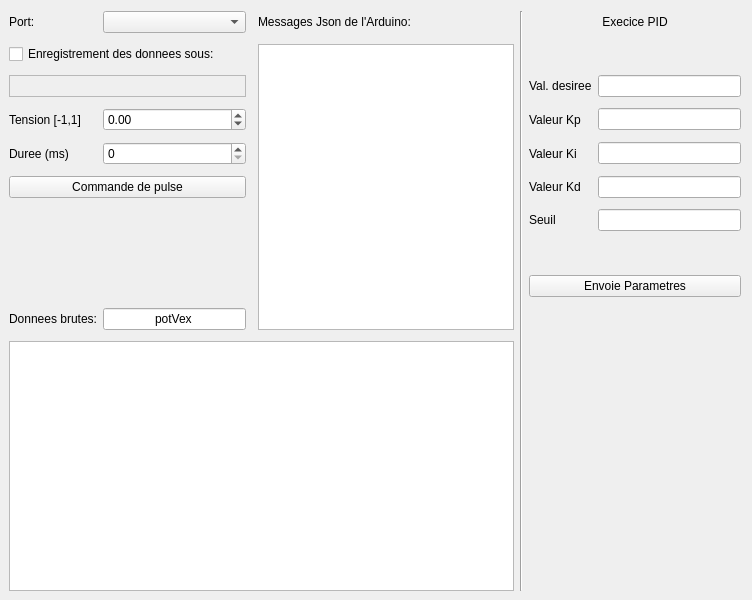
Qt form Qt/mainwindow.ui (frankgigeur/The_fir_swinger) before a commit.
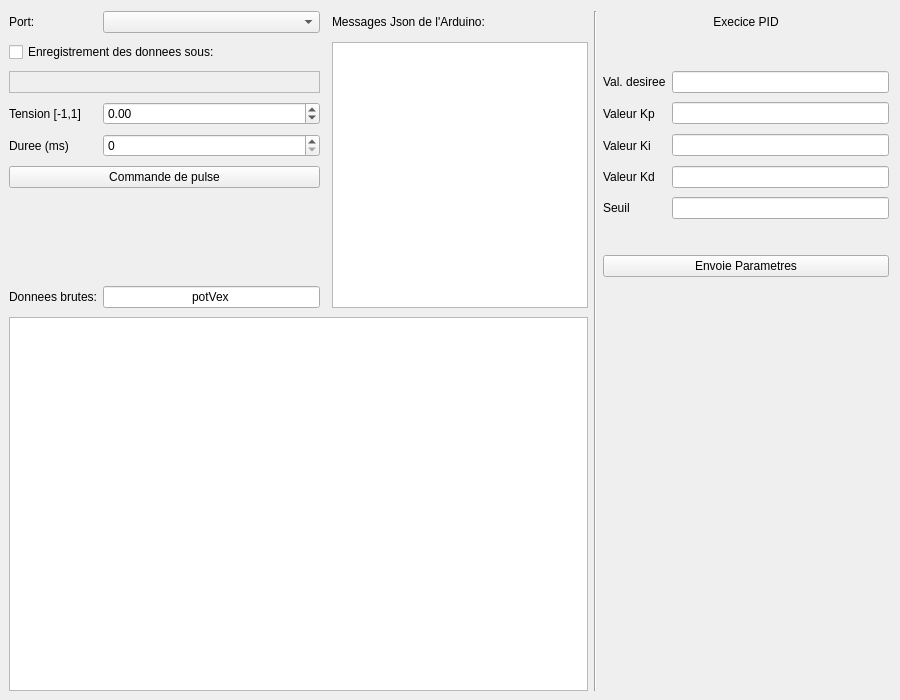
The same form after that commit. Custom widgets are drawn as their Qt base class.

What changed in the file:
```diff
--- a/Qt/mainwindow.ui
+++ b/Qt/mainwindow.ui
@@ -6,8 +6,8 @@
    <rect>
     <x>0</x>
     <y>0</y>
-    <width>752</width>
-    <height>600</height>
+    <width>900</width>
+    <height>700</height>
    </rect>
   </property>
   <property name="acceptDrops">
@@ -28,7 +28,7 @@
      <number>6</number>
     </property>
     <property name="verticalSpacing">
-     <number>11</number>
+     <number>9</number>
     </property>
     <item row="6" column="0" colspan="2">
      <widget class="QLabel" name="label_pathCSV">
```
